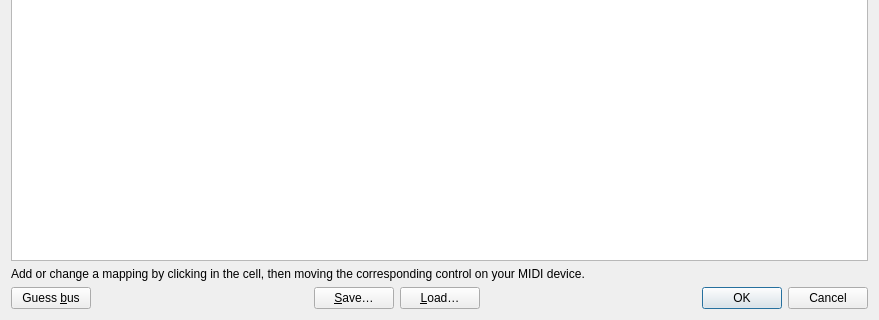
jljouannic/nageru, file ui_midi_mapping.ui: the form before one commit; both pictures show x 0 to 879 and y 263 to 583 of the 879 by 583 pixel window.
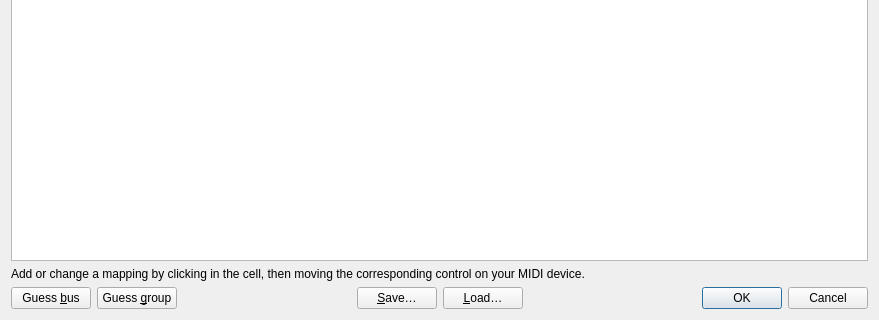
The form after the commit.

Commit message: Support group-local extrapolation in the MIDI mapping editor.

```diff
--- a/ui_midi_mapping.ui
+++ b/ui_midi_mapping.ui
@@ -31,7 +31,7 @@
     </widget>
    </item>
    <item>
-    <layout class="QHBoxLayout" name="horizontalLayout_2" stretch="0,1,0,0,1,0">
+    <layout class="QHBoxLayout" name="horizontalLayout_2" stretch="0,0,1,0,0,1,0">
      <item>
       <widget class="QPushButton" name="guess_button">
        <property name="text">
@@ -39,6 +39,13 @@
        </property>
       </widget>
      </item>
+     <item>
+      <widget class="QPushButton" name="guess_group_button">
+       <property name="text">
+        <string>Guess &amp;group</string>
+       </property>
+      </widget>
+     </item>
      <item>
       <spacer name="horizontalSpacer_2">
        <property name="orientation">
```
Left out of the diff: 2 changed lines with no effect on the pictures. The commit also changes 2 other files.
